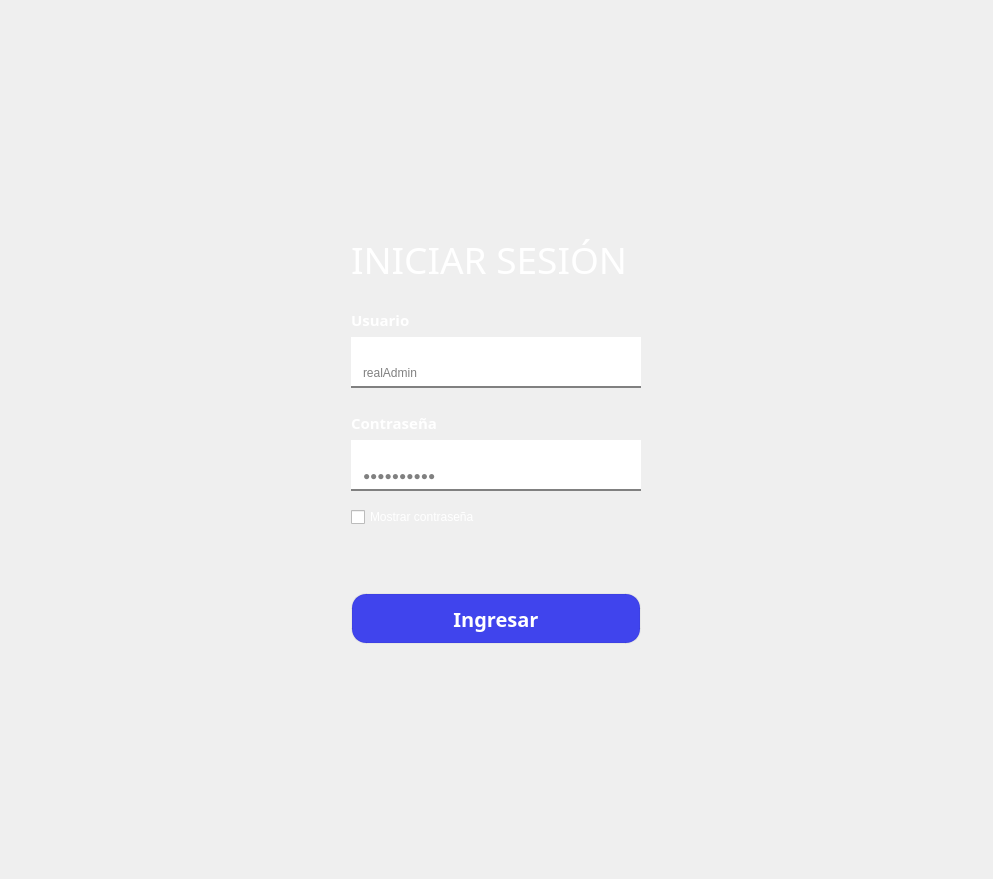
Above: SafeSpace/client/src/view/loginpage.ui from Svndda/CI-0123-PIRS-incomprendidos before the change. Below: the same form after it.
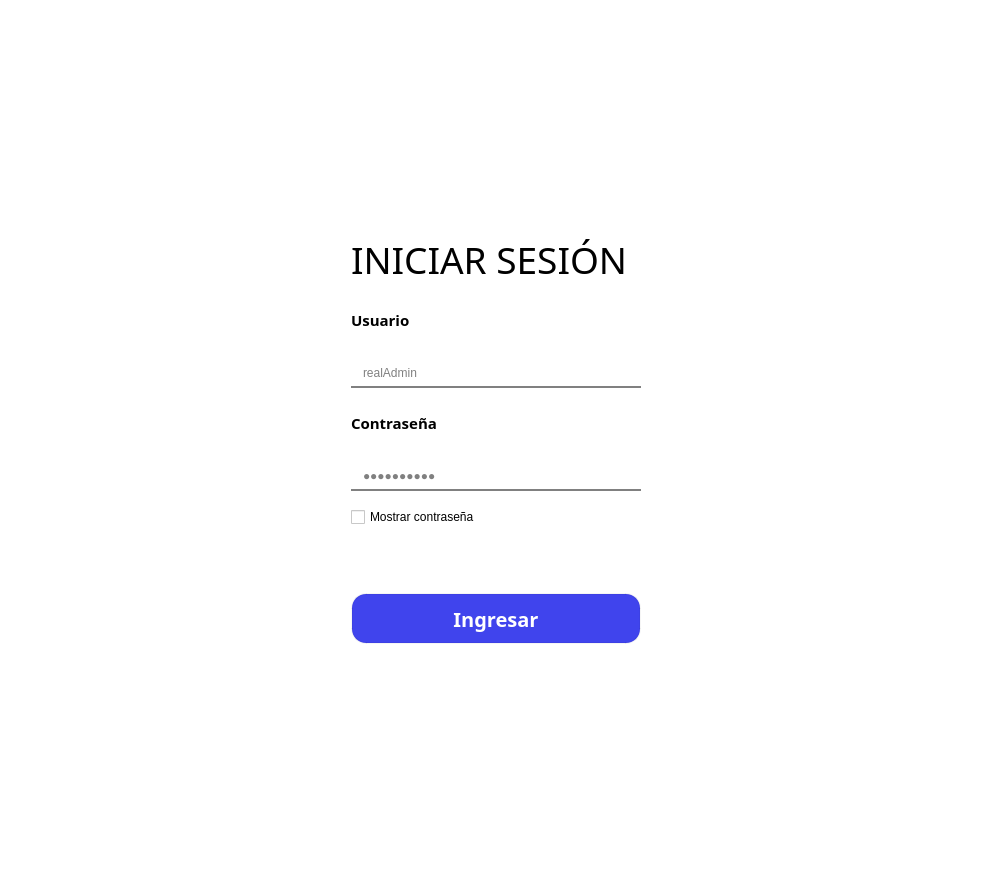
That is the form after the change. Custom widgets are drawn as their Qt base class.

Commit message: refactor: bg and text colors changed.

```diff
--- a/SafeSpace/client/src/view/loginpage.ui
+++ b/SafeSpace/client/src/view/loginpage.ui
@@ -14,7 +14,10 @@
    <string>Form</string>
   </property>
   <property name="styleSheet">
-   <string notr="true">color:white;</string>
+   <string notr="true">QWidget{
+	color: black;
+	background-color: white;
+}</string>
   </property>
   <layout class="QGridLayout" name="gridLayout">
    <item row="0" column="0">
@@ -32,9 +35,7 @@
       </size>
      </property>
      <property name="styleSheet">
-      <string notr="true">QWidget {
-	color: white;
-}</string>
+      <string notr="true"/>
      </property>
      <layout class="QVBoxLayout" name="verticalLayout">
       <property name="spacing">
@@ -94,9 +95,7 @@
          </font>
         </property>
         <property name="styleSheet">
-         <string notr="true">QLabel {
-	background-color: transparent;
-}</string>
+         <string notr="true"/>
         </property>
         <property name="text">
          <string>Usuario</string>
```
The commit also changes 6 other files.
